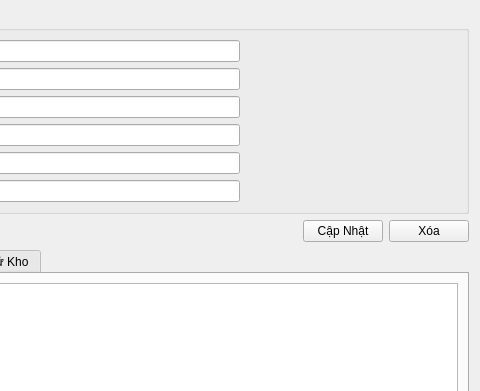
Before: the Qt Designer form ui/product_detail.ui in thinh-doan/sales-and-warehouse-management-system, drawn with Qt 5; both pictures show x 218 to 698 and y 0 to 391 of the 698 by 602 pixel window.
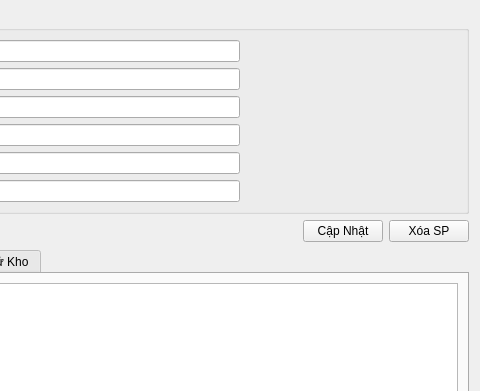
After: the same form once the commit is applied.

```diff
--- a/ui/product_detail.ui
+++ b/ui/product_detail.ui
@@ -152,7 +152,7 @@
      <item>
       <widget class="QPushButton" name="pushButton_2">
        <property name="text">
-        <string>Xóa</string>
+        <string>Xóa SP</string>
        </property>
       </widget>
      </item>
```
